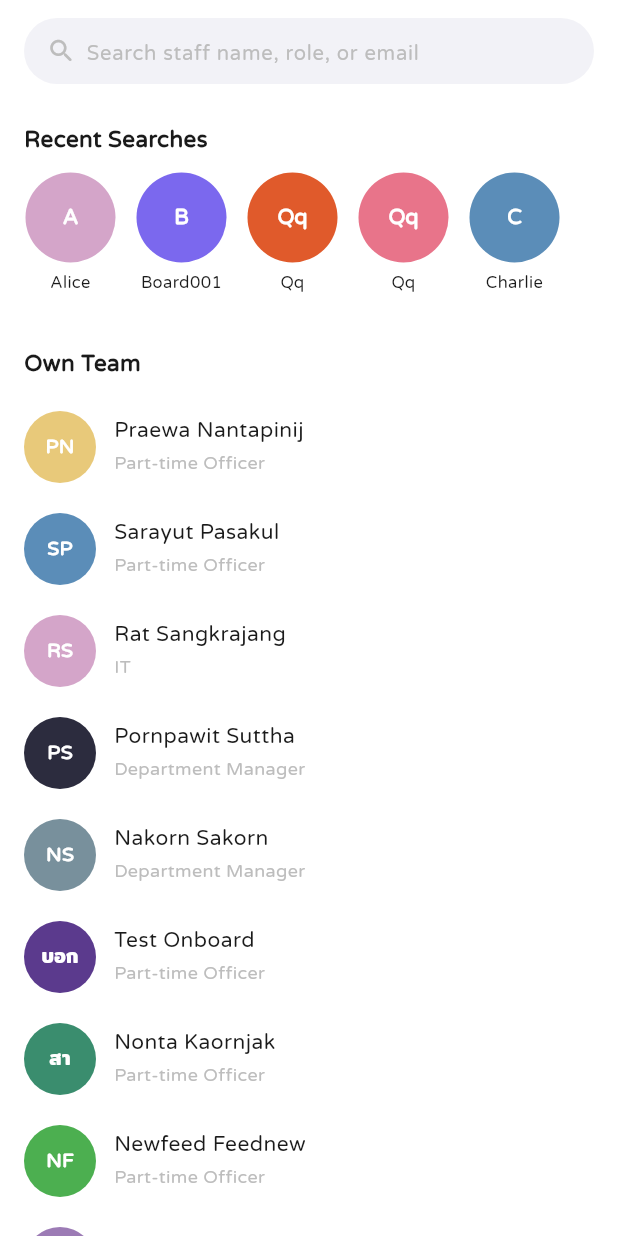
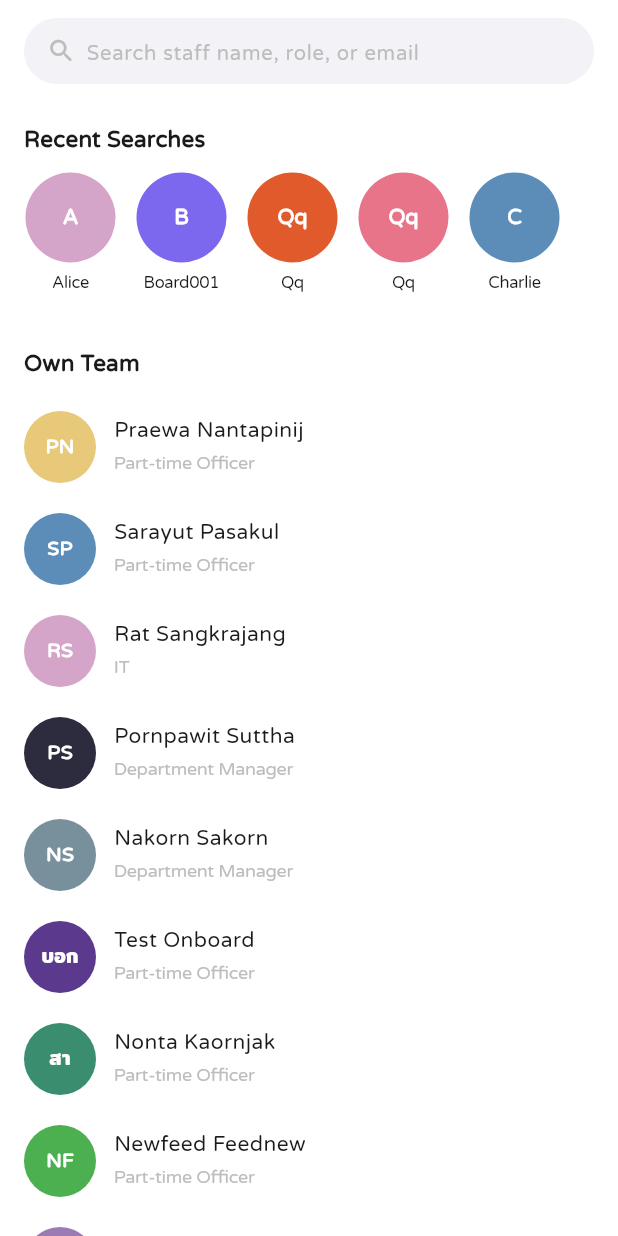
Before and after one commit to YogurtRamune/gofive_preintern_app_assignment, a Flutter app: the ContactPage screen opened directly, on a phone screen of 412 x 824 dp. Run offline on Flutter 3.47's test engine with Material 3 defaults, Android fonts, the phone set to English and light mode, and no system bars; our stand-ins replace auto_size_text, flutter_bloc, jiffy.

Commit message:
refactor: migrate sectionHeader and pinBody from AppTextStyles extension to standard TextTheme and update references in ContactPage and PinPage.

```diff
--- a/lib/core/app_theme.dart
+++ b/lib/core/app_theme.dart
@@ -1,3 +1,4 @@
+
 import 'package:flutter/material.dart';
 
 /// Central theme definition for the Empeo app.
@@ -52,6 +53,7 @@ abstract final class AppTheme {
         fontSize: 13,
         height: 1.55,
         fontWeight: FontWeight.w400,
+        letterSpacing: -0.2, // from pinBody
         color: onSurface,
       ),
       bodyLarge: baseStyle.copyWith(fontSize: 13.5, color: onSurface),
@@ -59,6 +61,11 @@ abstract final class AppTheme {
         fontSize: 14,
         fontWeight: FontWeight.w500,
         letterSpacing: 0.3,
+      ),
+      titleMedium: baseStyle.copyWith(
+        fontSize: 15,
+        fontWeight: FontWeight.w700,
+        color: onSurface,
       ),
     ),
 
@@ -113,19 +120,13 @@ abstract final class AppTheme {
 /// Custom text styles that don't belong in Flutter's standard [TextTheme].
 ///
 /// Access via:
-///   `Theme.of(context).extension<AppTextStyles>()!.sectionHeader`
 ///   `Theme.of(context).extension<AppTextStyles>()!.avatarInitial`
 class AppTextStyles extends ThemeExtension<AppTextStyles> {
   const AppTextStyles({
-    required this.sectionHeader,
     required this.avatarInitial,
     required this.pinNumber,
     required this.pinHeader,
-    required this.pinBody,
   });
-
-  /// Bold label used for list section headers (e.g. "Own Team").
-  final TextStyle sectionHeader;
 
   /// Base style for initials inside a [CircleAvatar] — white + semi-bold.
   /// Supply [fontSize] via [copyWith] to match the avatar radius:
@@ -136,15 +137,8 @@ class AppTextStyles extends ThemeExtension<AppTextStyles> {
 
   final TextStyle pinHeader;
 
-  final TextStyle pinBody;
-
   /// Default instance registered in [AppTheme.light].
   static final light = AppTextStyles(
-    sectionHeader: AppTheme.baseStyle.copyWith(
-      fontSize: 15,
-      fontWeight: FontWeight.w700,
-      color: AppTheme.onSurface,
-    ),
     avatarInitial: AppTheme.baseStyle.copyWith(
       color: Colors.white,
       fontWeight: FontWeight.w600,
@@ -159,39 +153,26 @@ class AppTextStyles extends ThemeExtension<AppTextStyles> {
       fontWeight: FontWeight.w700,
       color: AppTheme.onSurface,
     ),
-    pinBody: AppTheme.baseStyle.copyWith(
-      fontSize: 13,
-      height: 1.55,
-      fontWeight: FontWeight.w400,
-      letterSpacing: -0.2,
-      color: AppTheme.onSurface,
-    ),
   );
 
   @override
   AppTextStyles copyWith({
-    TextStyle? sectionHeader,
     TextStyle? avatarInitial,
     TextStyle? pinNumber,
     TextStyle? pinHeader,
-    TextStyle? pinBody,
   }) => AppTextStyles(
-    sectionHeader: sectionHeader ?? this.sectionHeader,
     avatarInitial: avatarInitial ?? this.avatarInitial,
     pinNumber: pinNumber ?? this.pinNumber,
     pinHeader: pinHeader ?? this.pinHeader,
-    pinBody: pinBody ?? this.pinBody,
   );
 
   @override
   AppTextStyles lerp(AppTextStyles? other, double t) {
     if (other == null) return this;
     return AppTextStyles(
-      sectionHeader: TextStyle.lerp(sectionHeader, other.sectionHeader, t)!,
       avatarInitial: TextStyle.lerp(avatarInitial, other.avatarInitial, t)!,
       pinNumber: TextStyle.lerp(pinNumber, other.pinNumber, t)!,
       pinHeader: TextStyle.lerp(pinHeader, other.pinHeader, t)!,
-      pinBody: TextStyle.lerp(pinBody, other.pinBody, t)!,
     );
   }
 
--- a/lib/pages/main_page/contact_page.dart
+++ b/lib/pages/main_page/contact_page.dart
@@ -1,3 +1,4 @@
+
 import 'package:flutter/material.dart';
 import 'package:flutter_preintern_app/mock/contact_data.dart';
 import 'package:flutter_preintern_app/core/app_theme.dart';
@@ -132,7 +133,7 @@ class _SectionHeader extends StatelessWidget {
         padding: const EdgeInsets.fromLTRB(16, 18, 16, 10),
         child: Text(
           title,
-          style: Theme.of(context).extension<AppTextStyles>()!.sectionHeader,
+          style: Theme.of(context).textTheme.titleMedium,
         ),
       ),
     );
```
Also changed, not shown: lib/pages/pin_page.dart (+4 -7 lines).
